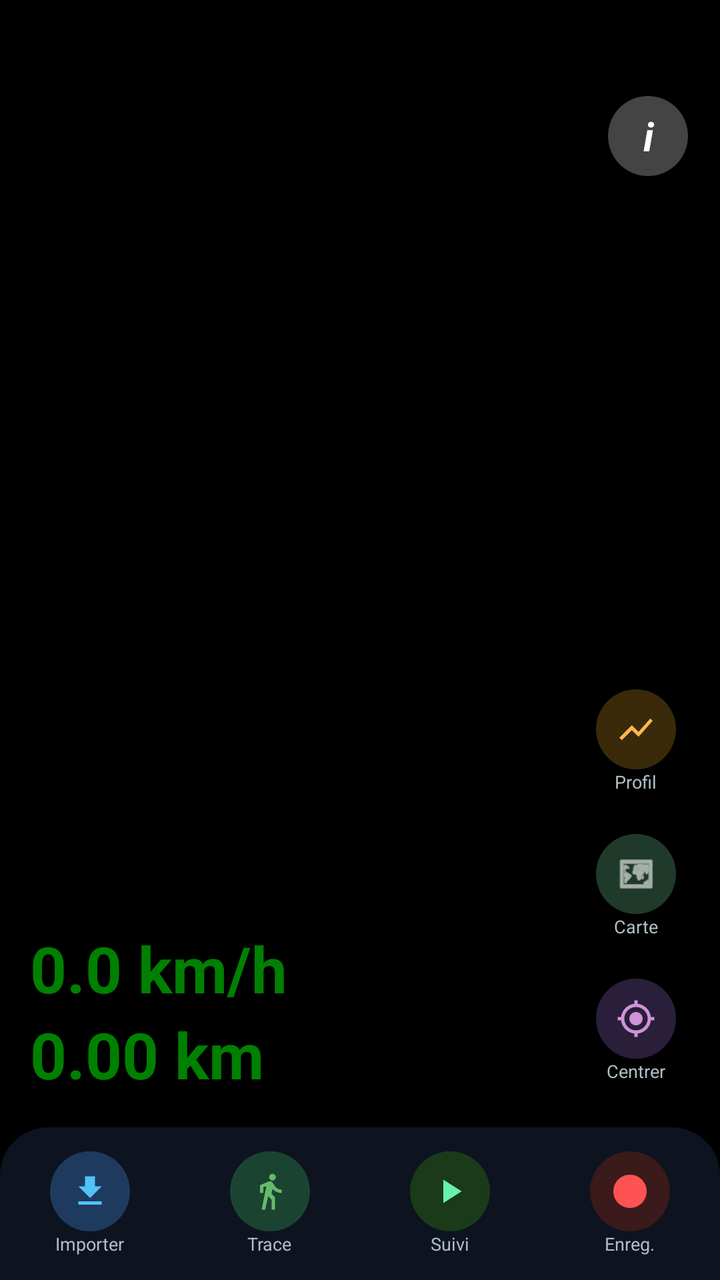
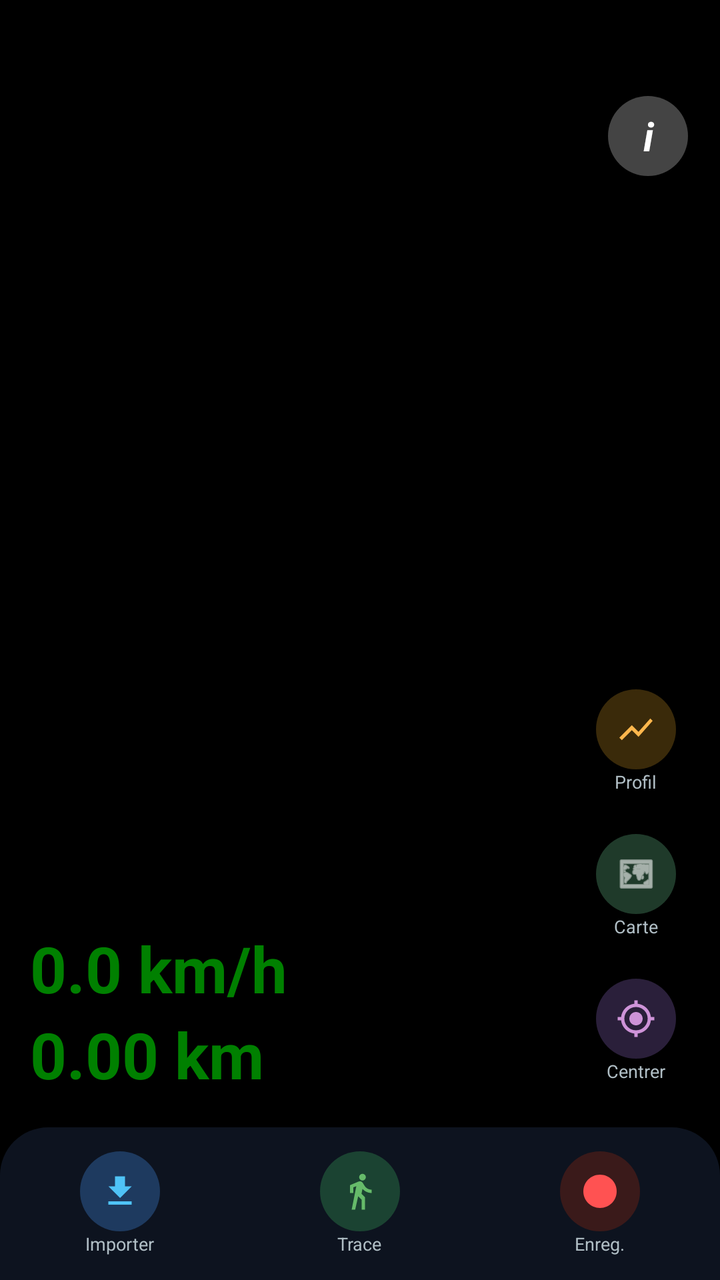

Screens rendered from an Android XML layout before and after an edit, with the pre-edit source and the edit as a unified diff.
<!-- AndroidManifest.xml: application theme Theme.GpsTraceTracker -->
<!-- res/layout/activity_main.xml -->
<?xml version="1.0" encoding="utf-8"?>
<androidx.constraintlayout.widget.ConstraintLayout
    xmlns:android="http://schemas.android.com/apk/res/android"
    xmlns:app="http://schemas.android.com/apk/res-auto"
    android:id="@+id/main"
    android:layout_width="match_parent"
    android:layout_height="match_parent"
    android:background="#000000">

    <FrameLayout
        android:id="@+id/mapContainer"
        android:layout_width="0dp"
        android:layout_height="0dp"
        app:layout_constraintTop_toTopOf="parent"
        app:layout_constraintBottom_toBottomOf="parent"
        app:layout_constraintStart_toStartOf="parent"
        app:layout_constraintEnd_toEndOf="parent"/>

    <LinearLayout
        android:id="@+id/btnInfo"
        android:layout_width="wrap_content"
        android:layout_height="wrap_content"
        android:orientation="vertical"
        android:gravity="center"
        android:layout_marginEnd="16dp"
        android:elevation="6dp"
        android:clickable="true"
        android:focusable="true"
        android:layout_marginTop="48dp"
        app:layout_constraintEnd_toEndOf="parent"
        app:layout_constraintTop_toTopOf="parent">

        <TextView
            android:layout_width="40dp"
            android:layout_height="40dp"
            android:text="i"
            android:textColor="#FFFFFF"
            android:textStyle="bold|italic"
            android:textSize="20sp"
            android:gravity="center"
            android:background="@drawable/btn_circle_background"
            android:backgroundTint="#444444" />
    </LinearLayout> <TextView
        android:id="@+id/txtLargeSpeed"
        android:layout_width="wrap_content"
        android:layout_height="wrap_content"
        android:text="0.0"
        android:textColor="#03045E" android:textSize="100sp" android:textStyle="bold"
        android:shadowColor="#FFFFFF"
        android:shadowDx="0"
        android:shadowDy="0"
        android:shadowRadius="25"
        android:visibility="gone"
        android:elevation="10dp"
        app:layout_constraintTop_toTopOf="parent"
        app:layout_constraintBottom_toBottomOf="parent"
        app:layout_constraintStart_toStartOf="parent"
        app:layout_constraintEnd_toEndOf="parent"
        app:layout_constraintVertical_bias="0.15" />

    <LinearLayout
        android:id="@+id/rightActionsContainer"
        android:layout_width="wrap_content"
        android:layout_height="wrap_content"
        android:orientation="vertical"
        android:gravity="center"
        android:layout_marginEnd="16dp"
        android:layout_marginBottom="16dp"
        app:layout_constraintEnd_toEndOf="parent"
        app:layout_constraintBottom_toTopOf="@+id/bottomBar">

        <LinearLayout
            android:id="@+id/btnElevation"
            android:layout_width="wrap_content"
            android:layout_height="wrap_content"
            android:orientation="vertical"
            android:gravity="center"
            android:padding="6dp"
            android:layout_marginBottom="8dp">
            <ImageView
                android:layout_width="40dp"
                android:layout_height="40dp"
                android:src="@drawable/ic_btn_elevation"
                android:background="@drawable/btn_circle_background"
                android:backgroundTint="#3A2A0A"
                android:padding="10dp" />
            <TextView
                android:layout_width="wrap_content"
                android:layout_height="wrap_content"
                android:text="Profil"
                android:textColor="#B0BEC5"
                android:textSize="9sp" />
        </LinearLayout>

        <LinearLayout
            android:id="@+id/btnLayers"
            android:layout_width="wrap_content"
            android:layout_height="wrap_content"
            android:orientation="vertical"
            android:gravity="center"
            android:padding="6dp"
            android:layout_marginBottom="8dp">
            <ImageView
                android:layout_width="40dp"
                android:layout_height="40dp"
                android:src="@android:drawable/ic_menu_mapmode" android:background="@drawable/btn_circle_background"
                android:backgroundTint="#1F3A2A" android:padding="10dp"
                app:tint="#FFFFFF" />
            <TextView
                android:layout_width="wrap_content"
                android:layout_height="wrap_content"
                android:text="Carte"
                android:textColor="#B0BEC5"
                android:textSize="9sp" />
        </LinearLayout>

        <LinearLayout
            android:id="@+id/btnCenter"
            android:layout_width="wrap_content"
            android:layout_height="wrap_content"
            android:orientation="vertical"
            android:gravity="center"
            android:padding="6dp">
            <ImageView
                android:layout_width="40dp"
                android:layout_height="40dp"
                android:src="@drawable/ic_btn_center"
                android:background="@drawable/btn_circle_background"
                android:backgroundTint="#2A1F3A"
                android:padding="10dp" />
            <TextView
                android:layout_width="wrap_content"
                android:layout_height="wrap_content"
                android:text="Centrer"
                android:textColor="#B0BEC5"
                android:textSize="9sp" />
        </LinearLayout>
    </LinearLayout>

    <LinearLayout
        android:id="@+id/statsOverlay"
        android:layout_width="wrap_content"
        android:layout_height="wrap_content"
        android:orientation="vertical"
        android:padding="0dp"
        android:background="@android:color/transparent"
        android:layout_marginBottom="15dp"
        android:layout_marginStart="15dp"
        app:layout_constraintBottom_toTopOf="@+id/bottomBar"
        app:layout_constraintStart_toStartOf="parent">

        <TextView
            android:id="@+id/txtSpeed"
            android:layout_width="wrap_content"
            android:layout_height="wrap_content"
            android:text="0.0 km/h"
            android:textColor="#008000"
            android:textSize="32sp"
            android:textStyle="bold"
            android:shadowColor="#CC000000"
            android:shadowDx="2"
            android:shadowDy="2"
            android:shadowRadius="3" />

        <TextView
            android:id="@+id/txtDistance"
            android:layout_width="wrap_content"
            android:layout_height="wrap_content"
            android:text="0.00 km"
            android:textColor="#008000"
            android:textSize="32sp"
            android:textStyle="bold"
            android:shadowColor="#CC000000"
            android:shadowDx="2"
            android:shadowDy="2"
            android:shadowRadius="3" />
    </LinearLayout>

    <LinearLayout
        android:id="@+id/bottomBar"
        android:layout_width="0dp"
        android:layout_height="wrap_content"
        android:orientation="horizontal"
        android:paddingTop="12dp"
        android:paddingBottom="12dp"
        android:gravity="center_vertical"
        android:background="@drawable/bottom_bar_background"
        app:layout_constraintBottom_toBottomOf="parent"
        app:layout_constraintStart_toStartOf="parent"
        app:layout_constraintEnd_toEndOf="parent">

        <LinearLayout
            android:id="@+id/btnImportGpx"
            android:layout_width="0dp"
            android:layout_weight="1"
            android:layout_height="wrap_content"
            android:orientation="vertical"
            android:gravity="center">
            <ImageView
                android:layout_width="40dp"
                android:layout_height="40dp"
                android:src="@drawable/ic_btn_import"
                android:background="@drawable/btn_circle_background"
                android:backgroundTint="#1E3A5F"
                android:padding="10dp" />
            <TextView
                android:layout_width="wrap_content"
                android:layout_height="wrap_content"
                android:text="Importer"
                android:textColor="#B0BEC5"
                android:textSize="9sp" />
        </LinearLayout>

        <LinearLayout
            android:id="@+id/btnSelectTrace"
            android:layout_width="0dp"
            android:layout_weight="1"
            android:layout_height="wrap_content"
            android:orientation="vertical"
            android:gravity="center">
            <ImageView
                android:layout_width="40dp"
                android:layout_height="40dp"
                android:src="@drawable/ic_btn_trace"
                android:background="@drawable/btn_circle_background"
                android:backgroundTint="#1B4332"
                android:padding="10dp" />
            <TextView
                android:layout_width="wrap_content"
                android:layout_height="wrap_content"
                android:text="Trace"
                android:textColor="#B0BEC5"
                android:textSize="9sp" />
        </LinearLayout>

        <LinearLayout
            android:id="@+id/btnFollow"
            android:layout_width="0dp"
            android:layout_weight="1"
            android:layout_height="wrap_content"
            android:orientation="vertical"
            android:gravity="center">
            <ImageView
                android:id="@+id/btnFollowIcon"
                android:layout_width="40dp"
                android:layout_height="40dp"
                android:src="@drawable/ic_btn_play"
                android:background="@drawable/btn_circle_background"
                android:backgroundTint="#1A3A1A"
                android:padding="10dp" />
            <TextView
                android:layout_width="wrap_content"
                android:layout_height="wrap_content"
                android:text="Suivi"
                android:textColor="#B0BEC5"
                android:textSize="9sp" />
        </LinearLayout>

        <LinearLayout
            android:id="@+id/btnRecord"
            android:layout_width="0dp"
            android:layout_weight="1"
            android:layout_height="wrap_content"
            android:orientation="vertical"
            android:gravity="center">
            <ImageView
                android:id="@+id/btnRecordIcon"
                android:layout_width="40dp"
                android:layout_height="40dp"
                android:src="@drawable/ic_btn_record"
                android:background="@drawable/btn_circle_background"
                android:backgroundTint="#3A1A1A"
                android:padding="10dp" />
            <TextView
                android:id="@+id/btnRecordLabel"
                android:layout_width="wrap_content"
                android:layout_height="wrap_content"
                android:text="Enreg."
                android:textColor="#B0BEC5"
                android:textSize="9sp" />
        </LinearLayout>
    </LinearLayout>

    <View
        android:id="@+id/screenOverlay"
        android:layout_width="0dp"
        android:layout_height="0dp"
        android:background="#000000"
        android:alpha="0"
        android:elevation="20dp"
        android:clickable="false"
        app:layout_constraintTop_toTopOf="parent"
        app:layout_constraintBottom_toBottomOf="parent"
        app:layout_constraintStart_toStartOf="parent"
        app:layout_constraintEnd_toEndOf="parent"/>

</androidx.constraintlayout.widget.ConstraintLayout>
<!-- resources referenced by this layout -->
<resources>
  <!-- drawable bottom_bar_background (drawable) -->
  <?xml version="1.0" encoding="utf-8"?>
  <shape xmlns:android="http://schemas.android.com/apk/res/android"
      android:shape="rectangle">
      <solid android:color="#CC111827"/>
      <corners
          android:topLeftRadius="24dp"
          android:topRightRadius="24dp"/>
  </shape>
  <!-- drawable btn_circle_background (drawable) -->
  <?xml version="1.0" encoding="utf-8"?>
  <shape xmlns:android="http://schemas.android.com/apk/res/android"
      android:shape="oval">
      <solid android:color="#FFFFFF"/>
  </shape>
  <!-- drawable ic_btn_center (drawable) -->
  <vector xmlns:android="http://schemas.android.com/apk/res/android" android:width="24dp" android:height="24dp" android:viewportWidth="24" android:viewportHeight="24">
      <path android:fillColor="#CE93D8" android:pathData="M12,8c-2.21,0 -4,1.79 -4,4s1.79,4 4,4 4,-1.79 4,-4 -1.79,-4 -4,-4zM20.94,11c-0.46,-4.17 -3.77,-7.48 -7.94,-7.94V1h-2v2.06C6.83,3.52 3.52,6.83 3.06,11H1v2h2.06c0.46,4.17 3.77,7.48 7.94,7.94V23h2v-2.06c4.17,-0.46 7.48,-3.77 7.94,-7.94H23v-2h-2.06zM12,19c-3.87,0 -7,-3.13 -7,-7s3.13,-7 7,-7 7,3.13 7,7 -3.13,7 -7,7z"/>
  </vector>
  <!-- drawable ic_btn_elevation (drawable) -->
  <vector xmlns:android="http://schemas.android.com/apk/res/android" android:width="24dp" android:height="24dp" android:viewportWidth="24" android:viewportHeight="24">
      <path android:fillColor="#FFB74D" android:pathData="M3.5,18.49l6,-6.01 4,4L22,6.92l-1.41,-1.41 -7.09,7.97 -4,-4L2,16.99z"/>
  </vector>
  <!-- drawable ic_btn_import (drawable) -->
  <vector xmlns:android="http://schemas.android.com/apk/res/android" android:width="24dp" android:height="24dp" android:viewportWidth="24" android:viewportHeight="24">
      <path android:fillColor="#4FC3F7" android:pathData="M19,9h-4V3H9v6H5l7,7 7,-7zM5,18v2h14v-2H5z"/>
  </vector>
  <!-- drawable ic_btn_play (drawable) -->
  <vector xmlns:android="http://schemas.android.com/apk/res/android" android:width="24dp" android:height="24dp" android:viewportWidth="24" android:viewportHeight="24">
      <path android:fillColor="#69F0AE" android:pathData="M8,5v14l11,-7z"/>
  </vector>
  <!-- drawable ic_btn_record (drawable) -->
  <vector xmlns:android="http://schemas.android.com/apk/res/android" android:width="24dp" android:height="24dp" android:viewportWidth="24" android:viewportHeight="24">
      <path android:fillColor="#FF5252" android:pathData="M12,2C6.48,2 2,6.48 2,12s4.48,10 10,10 10,-4.48 10,-10S17.52,2 12,2z"/>
  </vector>
  <!-- drawable ic_btn_trace (drawable) -->
  <vector xmlns:android="http://schemas.android.com/apk/res/android" android:width="24dp" android:height="24dp" android:viewportWidth="24" android:viewportHeight="24">
      <path android:fillColor="#66BB6A" android:pathData="M13.5,5.5c1.1,0 2,-0.9 2,-2s-0.9,-2 -2,-2 -2,0.9 -2,2 0.9,2 2,2zM9.8,8.9L7,23h2.1l1.8,-8 2.1,2v6h2v-7.5l-2.1,-2 0.6,-3C14.8,12 16.8,13 19,13v-2c-1.9,0 -3.5,-1 -4.3,-2.4l-1,-1.6c-0.4,-0.6 -1,-1 -1.7,-1 -0.3,0 -0.5,0.1 -0.8,0.1L6,8.3V13h2V9.6l1.8,-0.7"/>
  </vector>
  <style name="Theme.GpsTraceTracker" parent="Theme.MaterialComponents.DayNight.NoActionBar">
          
          <item name="android:windowBackground">@android:color/black</item>
          <item name="colorPrimary">#1565C0</item>
          <item name="colorPrimaryVariant">#0D47A1</item>
          <item name="colorOnPrimary">#FFFFFF</item>
          <item name="colorSecondary">#2E7D32</item>
          <item name="colorOnSecondary">#FFFFFF</item>
          <item name="android:statusBarColor">#000000</item>
          <item name="android:navigationBarColor">#000000</item>
      </style>
</resources>

<!-- the commit's change to res/layout/activity_main.xml (unified diff, before → after) -->
@@ -234,29 +234,6 @@
         </LinearLayout>
 
         <LinearLayout
-            android:id="@+id/btnFollow"
-            android:layout_width="0dp"
-            android:layout_weight="1"
-            android:layout_height="wrap_content"
-            android:orientation="vertical"
-            android:gravity="center">
-            <ImageView
-                android:id="@+id/btnFollowIcon"
-                android:layout_width="40dp"
-                android:layout_height="40dp"
-                android:src="@drawable/ic_btn_play"
-                android:background="@drawable/btn_circle_background"
-                android:backgroundTint="#1A3A1A"
-                android:padding="10dp" />
-            <TextView
-                android:layout_width="wrap_content"
-                android:layout_height="wrap_content"
-                android:text="Suivi"
-                android:textColor="#B0BEC5"
-                android:textSize="9sp" />
-        </LinearLayout>
-
-        <LinearLayout
             android:id="@+id/btnRecord"
             android:layout_width="0dp"
             android:layout_weight="1"
<!-- resource entries referenced after the edit -->
@@ -27,10 +27,6 @@
   <vector xmlns:android="http://schemas.android.com/apk/res/android" android:width="24dp" android:height="24dp" android:viewportWidth="24" android:viewportHeight="24">
       <path android:fillColor="#4FC3F7" android:pathData="M19,9h-4V3H9v6H5l7,7 7,-7zM5,18v2h14v-2H5z"/>
   </vector>
-  <!-- drawable ic_btn_play (drawable) -->
-  <vector xmlns:android="http://schemas.android.com/apk/res/android" android:width="24dp" android:height="24dp" android:viewportWidth="24" android:viewportHeight="24">
-      <path android:fillColor="#69F0AE" android:pathData="M8,5v14l11,-7z"/>
-  </vector>
   <!-- drawable ic_btn_record (drawable) -->
   <vector xmlns:android="http://schemas.android.com/apk/res/android" android:width="24dp" android:height="24dp" android:viewportWidth="24" android:viewportHeight="24">
       <path android:fillColor="#FF5252" android:pathData="M12,2C6.48,2 2,6.48 2,12s4.48,10 10,10 10,-4.48 10,-10S17.52,2 12,2z"/>
